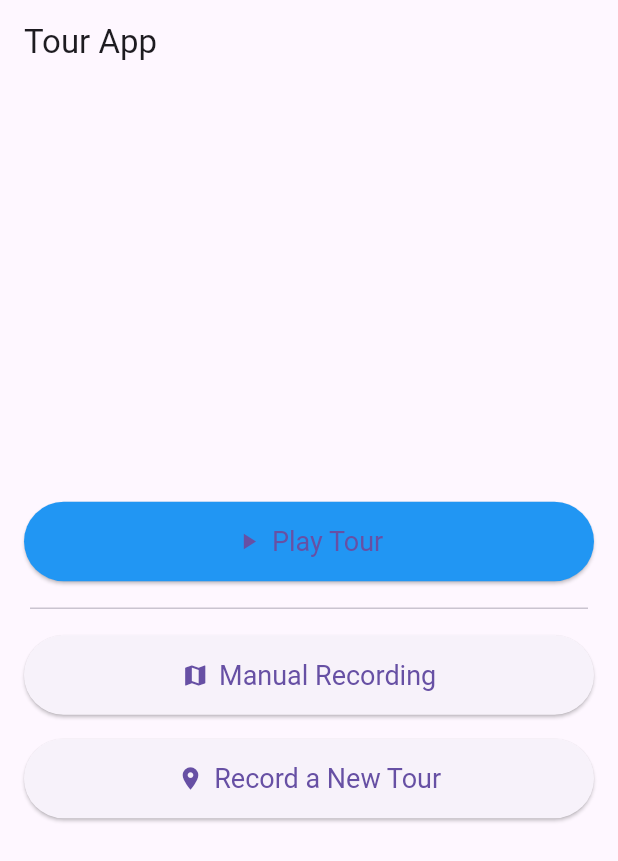
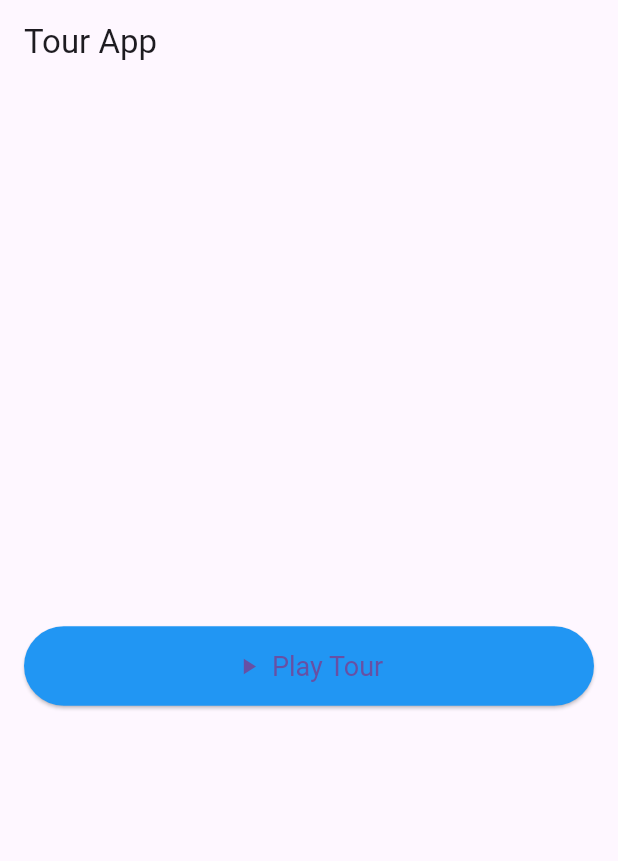
Before and after one commit to dannem/tour_app, a Flutter app: the screen it shows after launch, on a phone screen of 412 x 824 dp. Shown: the top 861 px of the screen. Run offline on Flutter 3.47's test engine with Material 3 defaults, Android fonts, the phone set to English and light mode, and no system bars; our stand-ins replace file_picker, geocoding, geolocator, google_maps_flutter, just_audio, permission_handler; missing offline and left inert: flutter_sound.

Commit message:
A mistake

```diff
--- a/lib/main.dart
+++ b/lib/main.dart
@@ -267,7 +267,6 @@ class TourApp extends StatelessWidget {
 }
 
 // --- Main Screens ---
-
 class ChoiceScreen extends StatelessWidget {
   const ChoiceScreen({super.key});
 
@@ -296,40 +295,6 @@ class ChoiceScreen extends StatelessWidget {
                   Navigator.push(
                     context,
                     MaterialPageRoute(builder: (context) => const TourListScreen()),
-                  );
-                },
-              ),
-            ),
-            const Divider(height: 20, thickness: 1, indent: 20, endIndent: 20),
-            Padding(
-              padding: const EdgeInsets.fromLTRB(16, 8, 16, 8),
-              child: ElevatedButton.icon(
-                icon: const Icon(Icons.map),
-                label: const Text('Manual Recording'),
-                style: ElevatedButton.styleFrom(
-                  padding: const EdgeInsets.symmetric(vertical: 16),
-                  textStyle: const TextStyle(fontSize: 18),
-                ),
-                onPressed: () {
-                  ScaffoldMessenger.of(context).showSnackBar(
-                    const SnackBar(content: Text('Manual Recording not implemented yet.'))
-                  );
-                },
-              ),
-            ),
-            Padding(
-              padding: const EdgeInsets.fromLTRB(16, 8, 16, 16),
-              child: ElevatedButton.icon(
-                icon: const Icon(Icons.location_on),
-                label: const Text('Record a New Tour'),
-                style: ElevatedButton.styleFrom(
-                  padding: const EdgeInsets.symmetric(vertical: 16),
-                  textStyle: const TextStyle(fontSize: 18),
-                ),
-                onPressed: () {
-                  Navigator.push(
-                    context,
-                    MaterialPageRoute(builder: (context) => const NameTourScreen()),
                   );
                 },
               ),
```
